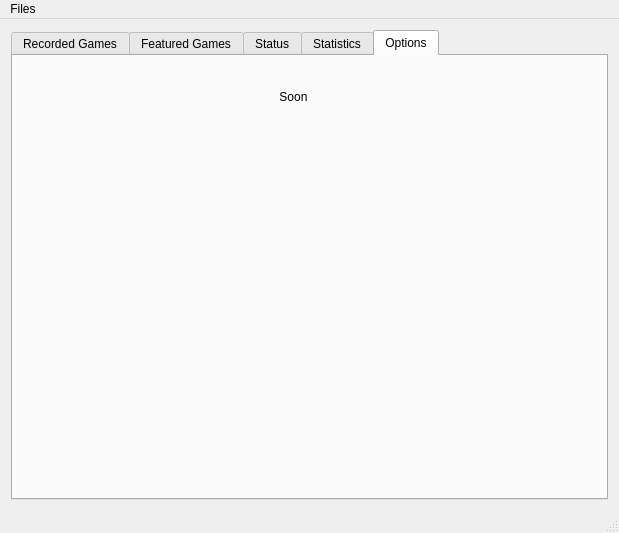
Above: mainwindow.ui from Aztorius/legendsreplay before the change. Below: the same form after it.
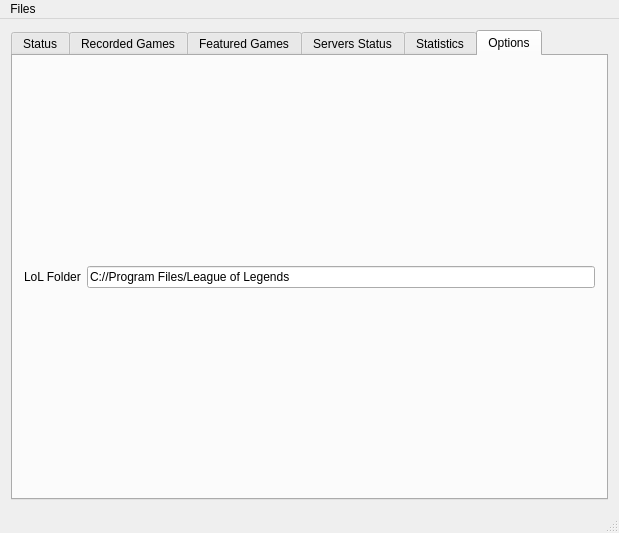
That is the form after the change. The open tabs and pages were chosen to show the change.

```diff
--- a/mainwindow.ui
+++ b/mainwindow.ui
@@ -23,6 +23,33 @@
       <property name="currentIndex">
        <number>1</number>
       </property>
+      <widget class="QWidget" name="tab_6">
+       <attribute name="title">
+        <string>Status</string>
+       </attribute>
+       <layout class="QGridLayout" name="gridLayout_7">
+        <item row="0" column="0">
+         <widget class="QLineEdit" name="lineEdit_5">
+          <property name="text">
+           <string>Idle</string>
+          </property>
+          <property name="alignment">
+           <set>Qt::AlignCenter</set>
+          </property>
+          <property name="readOnly">
+           <bool>true</bool>
+          </property>
+         </widget>
+        </item>
+        <item row="1" column="0">
+         <widget class="QTextEdit" name="textEdit">
+          <property name="readOnly">
+           <bool>true</bool>
+          </property>
+         </widget>
+        </item>
+       </layout>
+      </widget>
       <widget class="QWidget" name="tab_3">
        <attribute name="title">
         <string>Recorded Games</string>
@@ -230,7 +257,7 @@
       </widget>
       <widget class="QWidget" name="tab">
        <attribute name="title">
-        <string>Status</string>
+        <string>Servers Status</string>
        </attribute>
        <layout class="QGridLayout" name="gridLayout_3">
         <item row="0" column="0">
@@ -290,31 +317,22 @@
        <attribute name="title">
         <string>Options</string>
        </attribute>
-       <widget class="QLabel" name="label_4">
-        <property name="geometry">
-         <rect>
-          <x>200</x>
-          <y>10</y>
-          <width>161</width>
-          <height>61</height>
-         </rect>
-        </property>
-        <property name="text">
-         <string>Soon</string>
-        </property>
-        <property name="textFormat">
-         <enum>Qt::AutoText</enum>
-        </property>
-        <property name="scaledContents">
-         <bool>false</bool>
-        </property>
-        <property name="alignment">
-         <set>Qt::AlignCenter</set>
-        </property>
-        <property name="wordWrap">
-         <bool>false</bool>
-        </property>
-       </widget>
+       <layout class="QGridLayout" name="gridLayout_6">
+        <item row="0" column="0">
+         <widget class="QLabel" name="label">
+          <property name="text">
+           <string>LoL Folder</string>
+          </property>
+         </widget>
+        </item>
+        <item row="0" column="1">
+         <widget class="QLineEdit" name="lineEdit_4">
+          <property name="text">
+           <string>C://Program Files/League of Legends</string>
+          </property>
+         </widget>
+        </item>
+       </layout>
       </widget>
      </widget>
     </item>
```
Left out of the diff: 40 changed lines with no effect on the pictures.
